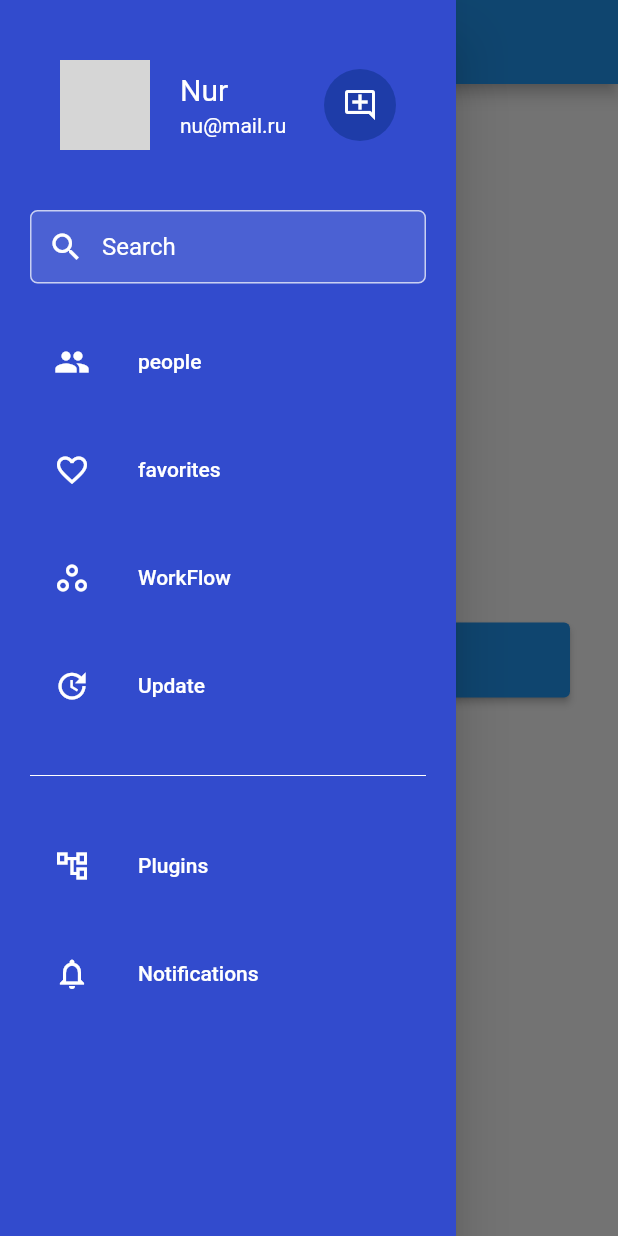
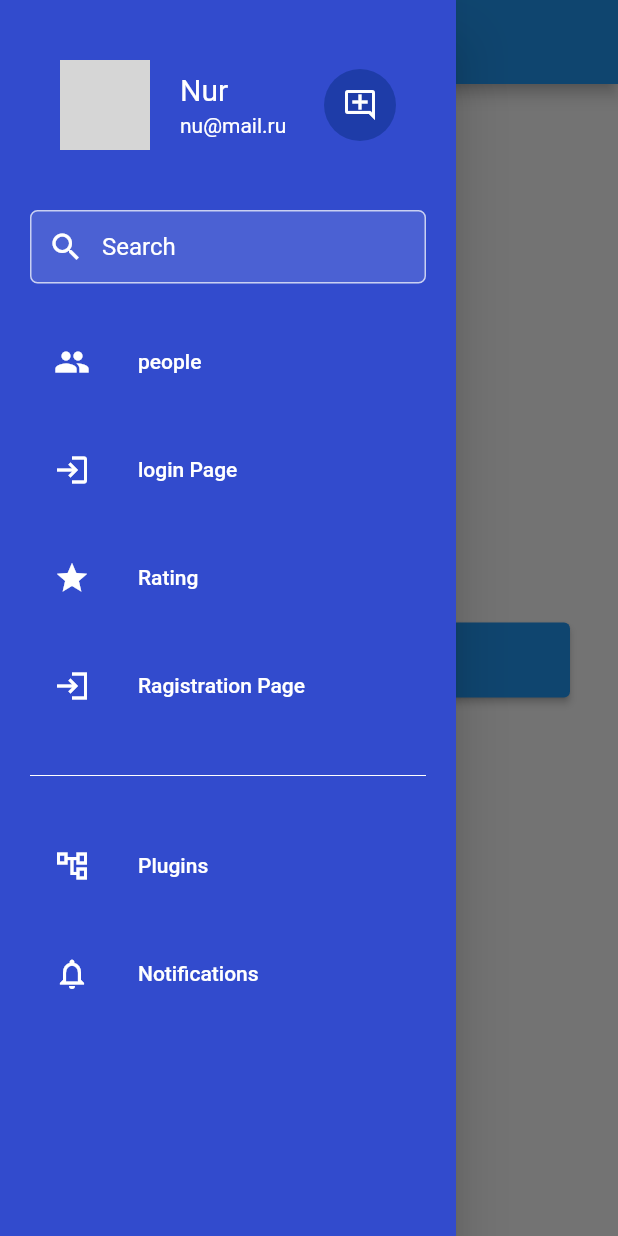
Before and after one commit to nur-git034m/days_3, a Flutter app: the screen it shows after launch, with the side drawer open, on a phone screen of 412 x 824 dp. Run offline on Flutter 3.47's test engine with Material 2 defaults, Android fonts, the phone set to English and light mode, and no system bars; network calls fail; grey boxes are pictures that could not be loaded.

Commit message:
Initial commmit

```diff
--- /dev/null
+++ b/lib/router/routing_const.dart
@@ -0,0 +1,10 @@
+const String MainRoute = '/';
+
+const String AuthRoute = '/login';
+const String RegisterRoute = '/register';
+
+const String PeopleRoute = '/people';
+const String PluginRoute = '/Plugin';
+const String RatingRoute = '/rating';
+const String UpdateRoute = '/update';
+const String UserRoute = '/user';
--- a/lib/widget/navigation_drawer_widget.dart
+++ b/lib/widget/navigation_drawer_widget.dart
@@ -43,20 +43,20 @@ class NavigationDrawerWidget extends StatelessWidget {
             ),
             const SizedBox(height: 16),
             buildMenuItem(
-              text: 'favorites',
-              icon: Icons.favorite_border,
+              text: 'login Page',
+              icon: Icons.login,
               onClicked: () => selectedItem(context, 1),
             ),
             const SizedBox(height: 16),
             buildMenuItem(
-              text: 'WorkFlow',
-              icon: Icons.workspaces_outline,
+              text: 'Rating',
+              icon: Icons.star,
               onClicked: () => selectedItem(context, 2),
             ),
             const SizedBox(height: 16),
             buildMenuItem(
-              text: 'Update',
-              icon: Icons.update,
+              text: 'Ragistration Page',
+              icon: Icons.login_sharp,
               onClicked: () => selectedItem(context, 3),
             ),
             const SizedBox(height: 24),
```
Also changed, not shown: lib/main.dart (+2 -9 lines), lib/page/auth_page.dart (+3 -4 lines), lib/page/rating_page.dart (+1 -6 lines), lib/router/router.dart (added, +25 -0 lines).
